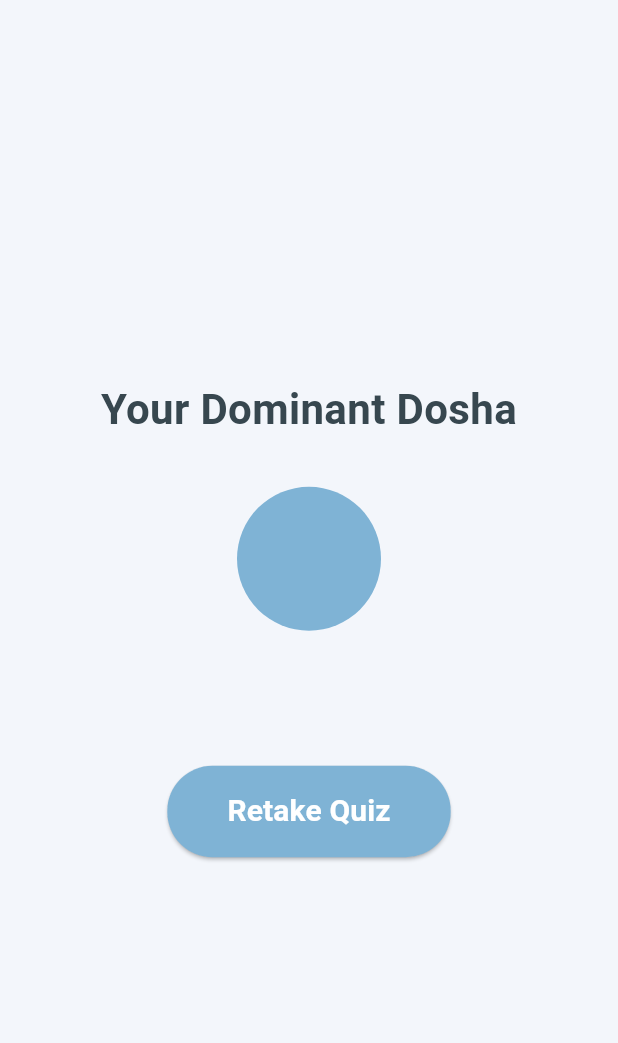
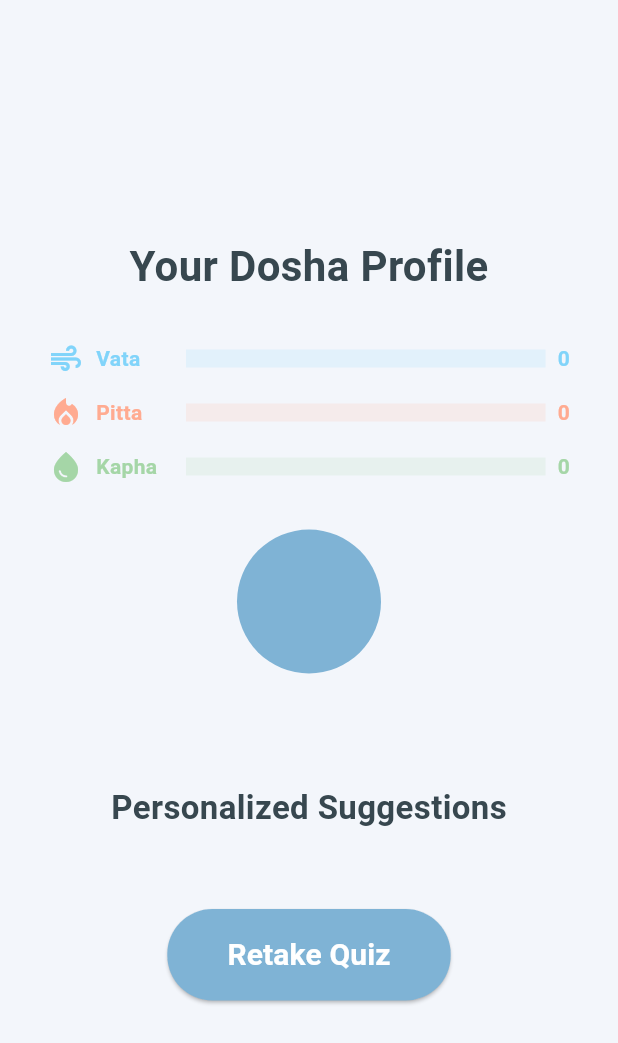
Before and after one commit to anilbattini/Know-your-Dosha, a Flutter app: the ResultScreen screen opened directly with empty values, on a phone screen of 412 x 824 dp. Shown: the top 1043 px of the screen. Run offline on Flutter 3.47's test engine with Material 3 defaults, Android fonts, the light colour scheme and no system bars.

Commit message:
Adding the analysis screen with suggestions on foods and lifestyle

```diff
--- a/lib/screens/result_screen.dart
+++ b/lib/screens/result_screen.dart
@@ -49,16 +49,17 @@
   @override
   Widget build(BuildContext context) {
     final dosha = result.dominantDosha;
+    final scores = result.doshaScores;
     return Scaffold(
       backgroundColor: AppColors.background,
       body: Center(
-        child: Padding(
+        child: SingleChildScrollView(
           padding: const EdgeInsets.all(32.0),
           child: Column(
             mainAxisAlignment: MainAxisAlignment.center,
             children: [
               Text(
-                'Your Dominant Dosha',
+                'Your Dosha Profile',
                 style: TextStyle(
                   fontSize: 28,
                   fontWeight: FontWeight.bold,
@@ -66,7 +67,27 @@
                 ),
                 textAlign: TextAlign.center,
               ),
-              const SizedBox(height: 32),
+              const SizedBox(height: 24),
+              // Dosha scale bars
+              _DoshaBar(
+                label: 'Vata',
+                value: scores['vata'] ?? 0,
+                color: AppColors.vata,
+                icon: Icons.air,
+              ),
+              _DoshaBar(
+                label: 'Pitta',
+                value: scores['pitta'] ?? 0,
+                color: AppColors.pitta,
+                icon: Icons.local_fire_department,
+              ),
+              _DoshaBar(
+                label: 'Kapha',
+                value: scores['kapha'] ?? 0,
+                color: AppColors.kapha,
+                icon: Icons.water_drop,
+              ),
+              const SizedBox(height: 24),
               if (dosha != null) ...[
                 CircleAvatar(
                   radius: 48,
@@ -76,12 +97,20 @@
                     style: const TextStyle(fontSize: 32, color: Colors.white, fontWeight: FontWeight.bold),
                   ),
                 ),
-                const SizedBox(height: 24),
+                const SizedBox(height: 16),
                 Text(
                   getDoshaDescription(dosha),
                   style: TextStyle(fontSize: 18, color: AppColors.textSecondary),
                   textAlign: TextAlign.center,
                 ),
+                const SizedBox(height: 32),
+                // Suggestions section
+                Text(
+                  'Personalized Suggestions',
+                  style: TextStyle(fontSize: 22, fontWeight: FontWeight.bold, color: AppColors.textPrimary),
+                ),
+                const SizedBox(height: 12),
+                _DoshaSuggestions(dosha: dosha),
               ] else ...[
                 Text(
                   'Result is ambiguous. Please try again for a clearer result.',
@@ -118,3 +147,122 @@
     );
   }
 }
+
+// Dosha scale bar widget
+class _DoshaBar extends StatelessWidget {
+  final String label;
+  final int value;
+  final Color color;
+  final IconData icon;
+  const _DoshaBar({required this.label, required this.value, required this.color, required this.icon});
+
+  @override
+  Widget build(BuildContext context) {
+    return Padding(
+      padding: const EdgeInsets.symmetric(vertical: 6.0),
+      child: Row(
+        children: [
+          Icon(icon, color: color),
+          const SizedBox(width: 8),
+          SizedBox(
+            width: 60,
+            child: Text(label, style: TextStyle(fontWeight: FontWeight.bold, color: color)),
+          ),
+          Expanded(
+            child: LinearProgressIndicator(
+              value: value / 30.0, // assuming max 30 questions
+              color: color,
+              backgroundColor: color.withOpacity(0.15),
+              minHeight: 12,
+            ),
+          ),
+          const SizedBox(width: 8),
+          Text('$value', style: TextStyle(color: color, fontWeight: FontWeight.bold)),
+        ],
+      ),
+    );
+  }
+}
+
+// Suggestions widget (food, lifestyle, etc.)
+class _DoshaSuggestions extends StatelessWidget {
+  final String dosha;
+  const _DoshaSuggestions({required this.dosha});
+
+  @override
+  Widget build(BuildContext context) {
+    // TODO: Replace with structured data and images for each dosha
+    switch (dosha) {
+      case 'vata':
+        return Column(
+          crossAxisAlignment: CrossAxisAlignment.start,
+          children: [
+            _SuggestionTile(
+              image: 'assets/vata_foods.png',
+              title: 'Best Foods',
+              description: 'Warm, moist, oily foods. Favor cooked grains, root vegetables, dairy, nuts, and healthy oils. Avoid dry, cold, and raw foods.',
+            ),
+            _SuggestionTile(
+              image: 'assets/vata_lifestyle.png',
+              title: 'Lifestyle',
+              description: 'Keep a regular routine, stay warm, practice gentle yoga, and get enough rest. Avoid overstimulation and excessive travel.',
+            ),
+          ],
+        );
+      case 'pitta':
+        return Column(
+          crossAxisAlignment: CrossAxisAlignment.start,
+          children: [
+            _SuggestionTile(
+              image: 'assets/pitta_foods.png',
+              title: 'Best Foods',
+              description: 'Cool, refreshing foods. Favor sweet fruits, leafy greens, dairy, and grains. Avoid spicy, oily, and fried foods.',
+            ),
+            _SuggestionTile(
+              image: 'assets/pitta_lifestyle.png',
+              title: 'Lifestyle',
+              description: 'Stay cool, avoid excessive heat, practice calming activities, and spend time in nature. Avoid overworking and conflict.',
+            ),
+          ],
+        );
+      case 'kapha':
+        return Column(
+          crossAxisAlignment: CrossAxisAlignment.start,
+          children: [
+            _SuggestionTile(
+              image: 'assets/kapha_foods.png',
+              title: 'Best Foods',
+              description: 'Light, dry, and spicy foods. Favor legumes, bitter greens, and spices. Avoid heavy, oily, and sweet foods.',
+            ),
+            _SuggestionTile(
+              image: 'assets/kapha_lifestyle.png',
+              title: 'Lifestyle',
+              description: 'Stay active, try invigorating exercise, and keep a varied routine. Avoid oversleeping and excessive snacking.',
+            ),
+          ],
+        );
+      default:
+        return const SizedBox.shrink();
+    }
+  }
+}
+
+class _SuggestionTile extends StatelessWidget {
+  final String image;
+  final String title;
+  final String description;
+  const _SuggestionTile({required this.image, required this.title, required this.description});
+
+  @override
+  Widget build(BuildContext context) {
+    return Card(
+      margin: const EdgeInsets.symmetric(vertical: 8),
+      color: AppColors.card,
+      child: ListTile(
+        leading: Image.asset(image, width: 48, height: 48, fit: BoxFit.cover),
+        title: Text(title, style: TextStyle(fontWeight: FontWeight.bold, color: AppColors.textPrimary)),
+        subtitle: Text(description, style: TextStyle(color: AppColors.textSecondary)),
+      ),
+    );
+  }
+}
```
